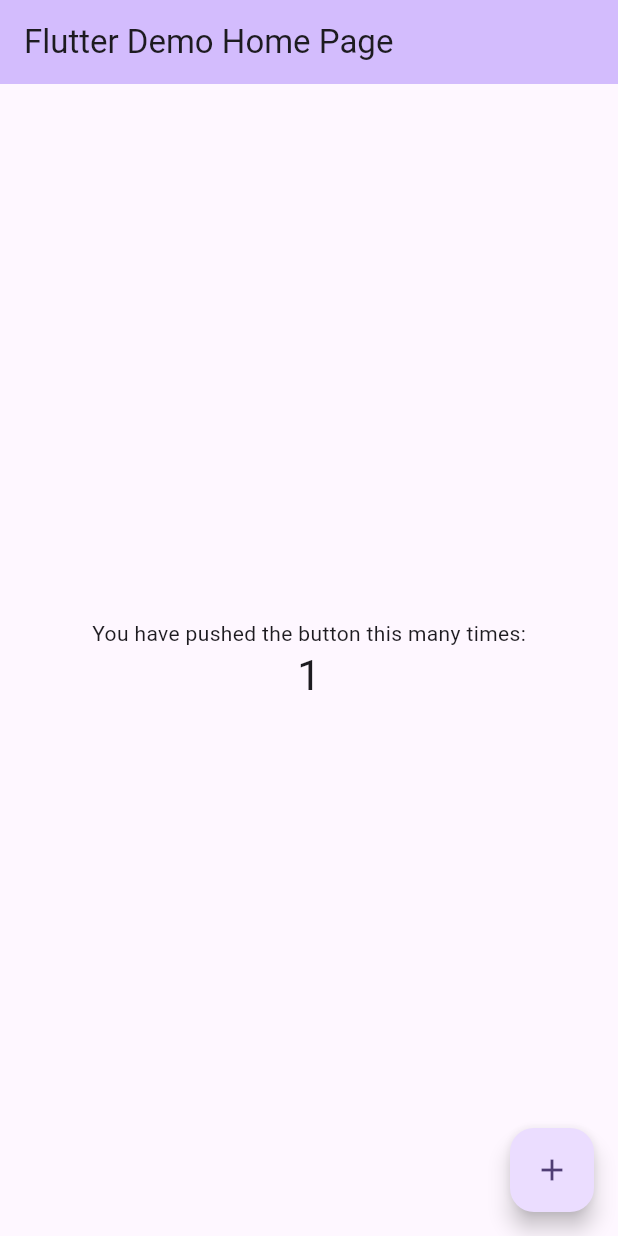
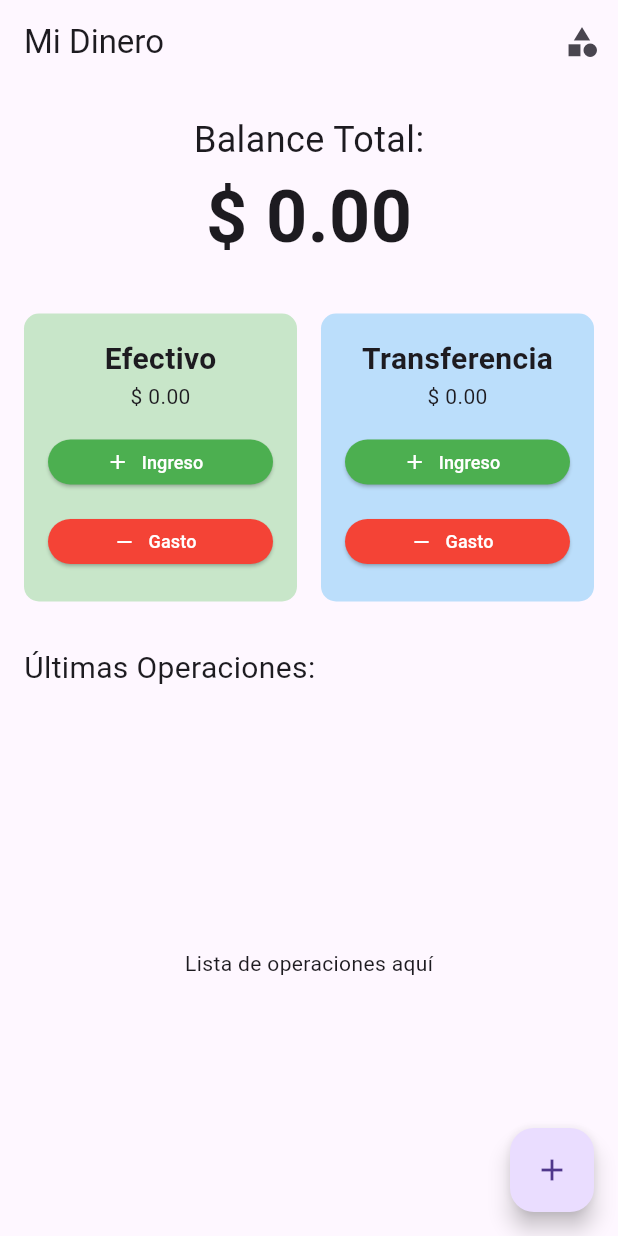
Before and after one commit to disfruchile/mi_dinero, a Flutter app: the screen it shows after launch, after a tap on the "add" icon, on a phone screen of 412 x 824 dp. Run offline on Flutter 3.47's test engine with Material 3 defaults, Android fonts, the phone set to English and light mode, and no system bars; our stand-ins replace sqflite, sqflite_common_ffi, sqflite_common_ffi_web; accounts and stored records are empty.

```diff
--- /dev/null
+++ b/lib/logica/categorias_logica.dart
@@ -0,0 +1,45 @@
+// Archivo: lib/logica/categorias_logica.dart
+// Contiene la lógica de negocio y gestiona el estado (ChangeNotifier) de las categorías.
+
+import 'package:flutter/material.dart';
+import '../modelos/categorias_modelo.dart';
+
+/// Comentario: Clase que gestiona la lógica de las Categorías y notifica a los Widgets (ChangeNotifier).
+class CategoriaGestion with ChangeNotifier {
+  final CategoriaBD _categoriaBD;
+  List<Categoria> _categorias = [];
+
+  // Devuelve la lista de categorías (solo lectura).
+  List<Categoria> get categorias => _categorias;
+
+  CategoriaGestion(this._categoriaBD);
+
+  /// Comentario: Carga todas las categorías desde la base de datos.
+  Future<void> cargarCategorias() async {
+    final List<Map<String, dynamic>> maps = await _categoriaBD.consultarCategoriasMapas();
+    _categorias = maps.map((map) => Categoria.fromMap(map)).toList();
+    notifyListeners();
+  }
+
+  /// Comentario: Agrega una nueva categoría a la base de datos y al estado.
+  Future<void> agregarCategoria(String nombre, TipoOperacion tipo) async {
+    final nuevaCategoria = Categoria(
+      nombre: nombre,
+      tipo: tipo,
+    );
+    await _categoriaBD.insertarCategoria(nuevaCategoria);
+    await cargarCategorias(); // Recarga la lista para reflejar el cambio.
+  }
+
+  /// Comentario: Actualiza una categoría existente en la BD y recarga.
+  Future<void> actualizarCategoria(Categoria categoria) async {
+    await _categoriaBD.actualizarCategoria(categoria);
+    await cargarCategorias(); // Recarga la lista para reflejar el cambio.
+  }
+
+  /// Comentario: Elimina una categoría por su ID de la base de datos y del estado.
+  Future<void> eliminarCategoria(String id) async {
+    await _categoriaBD.eliminarCategoria(id);
+    await cargarCategorias(); // Recarga la lista para reflejar el cambio.
+  }
+}
--- a/lib/main.dart
+++ b/lib/main.dart
@@ -1,122 +1,84 @@
+// Archivo: lib/main.dart
+// PUNTO DE ENTRADA DE LA APLICACIÓN. Configuración de la BD Multiplataforma e inyección de Providers.
+
 import 'package:flutter/material.dart';
+import 'package:provider/provider.dart';
+import 'package:flutter/foundation.dart';
 
-void main() {
-  runApp(const MyApp());
+// ⭐ Dependencias de Base de Datos
+import 'package:sqflite/sqflite.dart';
+import 'package:sqflite_common_ffi/sqflite_ffi.dart';
+import 'package:sqflite_common_ffi_web/sqflite_ffi_web.dart';
+
+// Modelos y Lógica
+import 'modelos/base_datos.dart';
+import 'modelos/categorias_modelo.dart';
+import 'logica/categorias_logica.dart';
+import 'vistas/pantalla_principal.dart';
+
+/// Comentario: Configura la fábrica de la base de datos según la plataforma de ejecución.
+void _inicializarDatabaseFactory() {
+  if (kIsWeb) {
+    // Para Web (requiere 'dart run sqflite_common_ffi_web:setup')
+    databaseFactory = databaseFactoryFfiWeb;
+  } else {
+    // Para Escritorio (Windows, Linux, macOS)
+    if (defaultTargetPlatform == TargetPlatform.windows ||
+        defaultTargetPlatform == TargetPlatform.linux ||
+        defaultTargetPlatform == TargetPlatform.macOS) {
+      sqfliteFfiInit();
+      databaseFactory = databaseFactoryFfi;
+    }
+    // Para Android/iOS, sqflite se inicializa automáticamente.
+  }
 }
 
+/// Comentario: Función principal asíncrona que inicializa la aplicación.
+void main() async {
+  // Asegura que los bindings de Flutter estén inicializados.
+  WidgetsFlutterBinding.ensureInitialized();
+
+  _inicializarDatabaseFactory();
+
+  // 1. Inicializar la Conexión a la BD
+  final BaseDatosManager bdManager = BaseDatosManager();
+  await bdManager.iniciar();
+
+  // 2. Crear el DAO de Categorías
+  final CategoriaBD categoriaBD = CategoriaBD(bdManager);
+
+  // 3. Crear la Lógica de Categorías
+  final CategoriaGestion categoriaGestion = CategoriaGestion(categoriaBD);
+
+  // 4. Cargar el estado inicial
+  await categoriaGestion.cargarCategorias();
+
+  // Iniciar la aplicación e inyectar el estado (ChangeNotifier).
+  runApp(
+    MultiProvider(
+      providers: [
+        ChangeNotifierProvider<CategoriaGestion>(
+          create: (_) => categoriaGestion,
+        ),
+      ],
+      child: const MyApp(),
+    ),
+  );
+}
+
+/// Comentario: Widget principal de la aplicación.
 class MyApp extends StatelessWidget {
   const MyApp({super.key});
 
-  // This widget is the root of your application.
   @override
   Widget build(BuildContext context) {
     return MaterialApp(
-      title: 'Flutter Demo',
+      title: 'Mi Dinero App',
       theme: ThemeData(
-        // This is the theme of your application.
-        //
-        // TRY THIS: Try running your application with "flutter run". You'll see
-        // the application has a purple toolbar. Then, without quitting the app,
-        // try changing the seedColor in the colorScheme below to Colors.green
-        // and then invoke "hot reload" (save your changes or press the "hot
-        // reload" button in a Flutter-supported IDE, or press "r" if you used
-        // the command line to start the app).
-        //
-        // Notice that the counter didn't reset back to zero; the application
-        // state is not lost during the reload. To reset the state, use hot
-        // restart instead.
-        //
-        // This works for code too, not just values: Most code changes can be
-        // tested with just a hot reload.
-        colorScheme: ColorScheme.fromSeed(seedColor: Colors.deepPurple),
+        primarySwatch: Colors.indigo,
+        useMaterial3: true,
       ),
-      home: const MyHomePage(title: 'Flutter Demo Home Page'),
+      home: const PantallaPrincipal(),
     );
   }
 }
-
-class MyHomePage extends StatefulWidget {
-  const MyHomePage({super.key, required this.title});
-
-  // This widget is the home page of your application. It is stateful, meaning
-  // that it has a State object (defined below) that contains fields that affect
-  // how it looks.
-
-  // This class is the configuration for the state. It holds the values (in this
-  // case the title) provided by the parent (in this case the App widget) and
-  // used by the build method of the State. Fields in a Widget subclass are
-  // always marked "final".
-
-  final String title;
-
-  @override
-  State<MyHomePage> createState() => _MyHomePageState();
-}
-
-class _MyHomePageState extends State<MyHomePage> {
-  int _counter = 0;
-
-  void _incrementCounter() {
-    setState(() {
-      // This call to setState tells the Flutter framework that something has
-      // changed in this State, which causes it to rerun the build method below
-      // so that the display can reflect the updated values. If we changed
-      // _counter without calling setState(), then the build method would not be
-      // called again, and so nothing would appear to happen.
-      _counter++;
-    });
-  }
-
-  @override
-  Widget build(BuildContext context) {
-    // This method is rerun every time setState is called, for instance as done
-    // by the _incrementCounter method above.
-    //
-    // The Flutter framework has been optimized to make rerunning build methods
-    // fast, so that you can just rebuild anything that needs updating rather
-    // than having to individually change instances of widgets.
-    return Scaffold(
-      appBar: AppBar(
-        // TRY THIS: Try changing the color here to a specific color (to
-        // Colors.amber, perhaps?) and trigger a hot reload to see the AppBar
-        // change color while the other colors stay the same.
-        backgroundColor: Theme.of(context).colorScheme.inversePrimary,
-        // Here we take the value from the MyHomePage object that was created by
-        // the App.build method, and use it to set our appbar title.
-        title: Text(widget.title),
-      ),
-      body: Center(
-        // Center is a layout widget. It takes a single child and positions it
-        // in the middle of the parent.
-        child: Column(
-          // Column is also a layout widget. It takes a list of children and
-          // arranges them vertically. By default, it sizes itself to fit its
-          // children horizontally, and tries to be as tall as its parent.
-          //
-          // Column has various properties to control how it sizes itself and
-          // how it positions its children. Here we use mainAxisAlignment to
-          // center the children vertically; the main axis here is the vertical
-          // axis because Columns are vertical (the cross axis would be
-          // horizontal).
-          //
-          // TRY THIS: Invoke "debug painting" (choose the "Toggle Debug Paint"
-          // action in the IDE, or press "p" in the console), to see the
-          // wireframe for each widget.
-          mainAxisAlignment: MainAxisAlignment.center,
-          children: <Widget>[
-            const Text('You have pushed the button this many times:'),
-            Text(
-              '$_counter',
-              style: Theme.of(context).textTheme.headlineMedium,
-            ),
-          ],
-        ),
-      ),
-      floatingActionButton: FloatingActionButton(
-        onPressed: _incrementCounter,
-        tooltip: 'Increment',
-        child: const Icon(Icons.add),
-      ), // This trailing comma makes auto-formatting nicer for build methods.
-    );
-  }
-}
--- /dev/null
+++ b/lib/modelos/base_datos.dart
@@ -0,0 +1,54 @@
+// Archivo: lib/modelos/base_datos.dart
+// Contiene la lógica de conexión general y la gestión de la base de datos SQLite.
+
+import 'package:sqflite/sqflite.dart';
+import 'package:path/path.dart';
+// import 'package:uuid/uuid.dart'; // Ya no es necesario aquí, se movió a CategoriaBD
+// import 'categorias_modelo.dart'; // Ya no es necesario aquí, solo en CategoriaBD
+
+/// Comentario: Clase Singleton que gestiona la conexión y la instancia de la base de datos SQLite.
+/// Su única función es proporcionar una conexión de base de datos (`Database`).
+class BaseDatosManager {
+  static Database? _database;
+
+  // Comentario: Acceso único a la instancia de la base de datos (Singleton).
+  Future<Database> get database async {
+    if (_database != null) return _database!;
+    _database = await _initDB();
+    return _database!;
+  }
+
+  // Comentario: Inicializa la conexión a la base de datos.
+  Future<void> iniciar() async {
+    await database; // Asegura que la BD esté inicializada
+  }
+
+  // Comentario: Inicializa la base de datos (crea el archivo si no existe).
+  Future<Database> _initDB() async {
+    String path = join(await getDatabasesPath(), 'finanzas_personales.db');
+
+    // Comentario: Abrimos la base de datos, especificando la función de creación.
+    return await openDatabase(
+      path,
+      version: 1,
+      onCreate: _onCreate,
+    );
+  }
+
+  // Comentario: Define la estructura de las tablas cuando la base de datos se crea por primera vez.
+  // En este punto, solo creamos la tabla 'categorias'.
+  Future<void> _onCreate(Database db, int version) async {
+    // Tabla Categorias
+    await db.execute('''
+      CREATE TABLE categorias (
+        idCategoria TEXT PRIMARY KEY,
+        nombre TEXT,
+        tipo INTEGER -- 0 para Entrada (Ingreso), 1 para Salida (Gasto)
+      )
+    ''');
+    // Comentario: Si en el futuro se añaden más tablas (ej. Operaciones), se crearían aquí.
+  }
+
+  // Comentario: Se han eliminado todas las funciones CRUD (insertar, consultar, actualizar, eliminar)
+  // ya que ahora son responsabilidad de CategoriaBD en categorias_modelo.dart.
+}
--- /dev/null
+++ b/lib/modelos/categorias_modelo.dart
@@ -0,0 +1,100 @@
+// Archivo: lib/modelos/categorias_modelo.dart
+// Contiene el modelo de datos de Categoría (enum TipoOperacion) y su DAO (CategoriaBD).
+
+import 'package:sqflite/sqflite.dart';
+import 'package:uuid/uuid.dart';
+import 'base_datos.dart';
+
+/// Comentario: Enumeración para diferenciar si una categoría es de Ingreso o Gasto.
+enum TipoOperacion {
+  ingreso, // ⭐ Corregido a minúsculas
+  gasto    // ⭐ Corregido a minúsculas
+}
+
+/// Comentario: Clase que representa una categoría de gasto o ingreso.
+class Categoria {
+  final String idCategoria;
+  final String nombre;
+  final TipoOperacion tipo;
+
+  Categoria({
+    String? idCategoria,
+    required this.nombre,
+    required this.tipo,
+  }) : idCategoria = idCategoria ?? const Uuid().v4();
+
+  // Comentario: Convierte el objeto Categoria a un Map para la base de datos.
+  Map<String, dynamic> toMap() {
+    return {
+      'idCategoria': idCategoria,
+      'nombre': nombre,
+      'tipo': tipo.index, // Guardamos el índice del enum
+    };
+  }
+
+  // Comentario: Crea un objeto Categoria desde un Map de la base de datos.
+  static Categoria fromMap(Map<String, dynamic> map) {
+    return Categoria(
+      idCategoria: map['idCategoria'] as String,
+      nombre: map['nombre'] as String,
+      tipo: TipoOperacion.values[map['tipo'] as int],
+    );
+  }
+}
+
+/// Comentario: Objeto de Acceso a Datos (DAO) para la entidad Categoria.
+class CategoriaBD {
+  final BaseDatosManager _dbManager;
+  static const String nombreTabla = 'categorias';
+
+  CategoriaBD(this._dbManager);
+
+  // Comentario: Crea la tabla de Categorías en la base de datos.
+  static void crearTabla(Database db) {
+    db.execute('''
+      CREATE TABLE $nombreTabla (
+        idCategoria TEXT PRIMARY KEY,
+        nombre TEXT NOT NULL,
+        tipo INTEGER NOT NULL
+      )
+    ''');
+  }
+
+  /// Comentario: Inserta una nueva categoría en la base de datos.
+  Future<void> insertarCategoria(Categoria categoria) async {
+    final db = await _dbManager.database;
+    await db.insert(
+      nombreTabla,
+      categoria.toMap(),
+      conflictAlgorithm: ConflictAlgorithm.replace,
+    );
+  }
+
+  /// Comentario: Consulta todas las categorías de la base de datos.
+  Future<List<Map<String, dynamic>>> consultarCategoriasMapas() async {
+    final db = await _dbManager.database;
+    return db.query(nombreTabla, orderBy: 'nombre ASC');
+  }
+
+  /// Comentario: Elimina una categoría por su ID.
+  Future<void> eliminarCategoria(String id) async {
+    final db = await _dbManager.database;
+    await db.delete(
+      nombreTabla,
+      where: 'idCategoria = ?',
+      whereArgs: [id],
+    );
+  }
+
+  /// Comentario: Actualiza una categoría existente. ⭐ FUNCIÓN AÑADIDA
+  Future<void> actualizarCategoria(Categoria categoria) async {
+    final db = await _dbManager.database;
+    await db.update(
+      nombreTabla,
+      categoria.toMap(),
+      where: 'idCategoria = ?',
+      whereArgs: [categoria.idCategoria],
+      conflictAlgorithm: ConflictAlgorithm.replace,
+    );
+  }
+}
--- /dev/null
+++ b/lib/vistas/pantalla_principal.dart
@@ -0,0 +1,157 @@
+// Archivo: lib/vistas/pantalla_principal.dart
+// Contiene la vista principal de la aplicación con la estructura de botones y balance.
+
+import 'package:flutter/material.dart';
+import 'package:provider/provider.dart';
+import '../logica/categorias_logica.dart';
+import 'categorias_vistas.dart'; // Importación correcta de la vista de categorías
+
+/// Comentario: Pantalla principal de la aplicación.
+class PantallaPrincipal extends StatelessWidget {
+  const PantallaPrincipal({super.key});
+
+  @override
+  Widget build(BuildContext context) {
+    return Consumer<CategoriaGestion>(
+      builder: (context, gestion, child) {
+        return Scaffold(
+          appBar: AppBar(
+            title: const Text('Mi Dinero'),
+            actions: [
+              // Comentario: Botón para navegar a la gestión de categorías.
+              IconButton(
+                icon: const Icon(Icons.category),
+                onPressed: () {
+                  Navigator.of(context).push(
+                    MaterialPageRoute(
+                      builder: (context) => const VistaGestionCategorias(),
+                    ),
+                  );
+                },
+              ),
+            ],
+          ),
+          body: Center(
+            child: Column(
+              mainAxisAlignment: MainAxisAlignment.start,
+              children: [
+                // Sección de Balance
+                const Padding(
+                  padding: EdgeInsets.only(top: 20.0),
+                  child: Column(
+                    children: [
+                      Text('Balance Total:', style: TextStyle(fontSize: 24)),
+                      Text('\$ 0.00', style: TextStyle(fontSize: 48, fontWeight: FontWeight.bold)),
+                    ],
+                  ),
+                ),
+                const SizedBox(height: 30),
+
+                // Contenedores de Efectivo y Transferencia
+                Padding(
+                  padding: const EdgeInsets.symmetric(horizontal: 16.0),
+                  child: Row(
+                    mainAxisAlignment: MainAxisAlignment.spaceAround,
+                    children: [
+                      // Caja de Efectivo
+                      Expanded(
+                        child: _buildFondoBox(
+                          Colors.green.shade100,
+                          'Efectivo',
+                          // Botones de Efectivo
+                          Column(
+                            children: [
+                              _buildOperacionButton(Colors.green, Icons.add, 'Ingreso'),
+                              const SizedBox(height: 5),
+                              _buildOperacionButton(Colors.red, Icons.remove, 'Gasto'),
+                            ],
+                          ),
+                        ),
+                      ),
+
+                      const SizedBox(width: 16),
+
+                      // Caja de Transferencia
+                      Expanded(
+                        child: _buildFondoBox(
+                          Colors.blue.shade100,
+                          'Transferencia',
+                          // Botones de Transferencia
+                          Column(
+                            children: [
+                              _buildOperacionButton(Colors.green, Icons.add, 'Ingreso'),
+                              const SizedBox(height: 5),
+                              _buildOperacionButton(Colors.red, Icons.remove, 'Gasto'),
+                            ],
+                          ),
+                        ),
+                      ),
+                    ],
+                  ),
+                ),
+
+                const SizedBox(height: 30),
+
+                // Lista de Operaciones (Placeholder)
+                const Padding(
+                  padding: EdgeInsets.only(left: 16.0),
+                  child: Align(
+                    alignment: Alignment.centerLeft,
+                    child: Text('Últimas Operaciones:', style: TextStyle(fontSize: 20)),
+                  ),
+                ),
+                Expanded(
+                  child: Center(
+                    child: Text('Lista de operaciones aquí'),
+                  ),
+                ),
+              ],
+            ),
+          ),
+          // ⭐ Corregido: FAB sin Hero duplicado, para añadir una operación
+          floatingActionButton: FloatingActionButton(
+            heroTag: 'añadirOperacionFAB',
+            onPressed: () {
+               // Lógica para abrir el diálogo de añadir nueva operación
+            },
+            tooltip: 'Añadir nueva operación',
+            child: const Icon(Icons.add),
+          ),
+        );
+      },
+    );
+  }
+
+  /// Comentario: Widget auxiliar para construir las cajas de Efectivo/Transferencia.
+  Widget _buildFondoBox(Color color, String titulo, Widget botones) {
+    return Container(
+      padding: const EdgeInsets.all(16.0),
+      decoration: BoxDecoration(
+        color: color,
+        borderRadius: BorderRadius.circular(10),
+      ),
+      child: Column(
+        children: [
+          Text(titulo, style: const TextStyle(fontSize: 20, fontWeight: FontWeight.bold)),
+          const Text('\$ 0.00'),
+          const SizedBox(height: 10),
+          botones,
+        ],
+      ),
+    );
+  }
+
+  /// Comentario: Widget auxiliar para construir los botones de Ingreso/Gasto.
+  Widget _buildOperacionButton(Color color, IconData icon, String texto) {
+    return ElevatedButton.icon(
+      onPressed: () { /* Lógica para la operación */ },
+      icon: Icon(icon, size: 16),
+      label: Text(texto, style: const TextStyle(fontSize: 12)),
+      style: ElevatedButton.styleFrom(
+        backgroundColor: color,
+        foregroundColor: Colors.white,
+        minimumSize: const Size(double.infinity, 30),
+      ),
+    );
+  }
+}
--- /dev/null
+++ b/mis_notas.txt
@@ -0,0 +1,2 @@
+Para usar sqlite en le Web
+ - dart run sqflite_common_ffi_web:setup
```
Also changed, not shown: lib/vistas/categorias_vistas.dart (added, +145 -0 lines), pubspec.yaml (+8 -0 lines), pubspec.lock, 4 other files.
